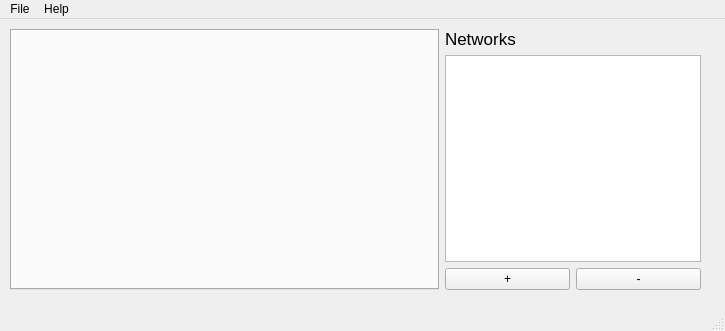
This is src/gui/QT/mainwindow.ui in mit-spbau-ru/Syrop as Qt 5 draws it before an edit. The edited form follows.
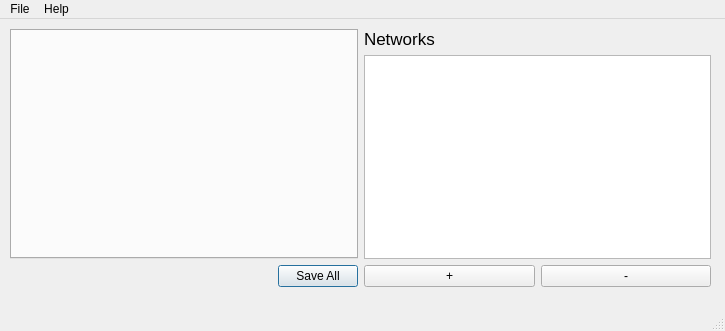
This is the edited form.

Commit message: start bind settings

```diff
--- a/src/gui/QT/mainwindow.ui
+++ b/src/gui/QT/mainwindow.ui
@@ -25,19 +25,18 @@
      <rect>
       <x>10</x>
       <y>10</y>
-      <width>691</width>
-      <height>261</height>
+      <width>701</width>
+      <height>258</height>
      </rect>
     </property>
     <layout class="QHBoxLayout" name="horizontalLayoutHolder">
      <item>
+      <layout class="QVBoxLayout" name="verticalLayoutSettings">
+       <property name="sizeConstraint">
+        <enum>QLayout::SetMaximumSize</enum>
+       </property>
+       <item>
       <widget class="QTabWidget" name="tabWidget">
-       <property name="sizePolicy">
-        <sizepolicy hsizetype="Minimum" vsizetype="Expanding">
-         <horstretch>1</horstretch>
-         <verstretch>0</verstretch>
-        </sizepolicy>
-       </property>
        <property name="sizeIncrement">
         <size>
          <width>10</width>
@@ -62,9 +61,18 @@
       </widget>
      </item>
      <item>
-      <layout class="QVBoxLayout" name="verticalLayout">
+        <widget class="QDialogButtonBox" name="buttonBoxSettings">
+         <property name="standardButtons">
+          <set>QDialogButtonBox::SaveAll</set>
+         </property>
+        </widget>
+       </item>
+      </layout>
+     </item>
+     <item>
+      <layout class="QVBoxLayout" name="verticalLayoutList">
        <property name="sizeConstraint">
-        <enum>QLayout::SetDefaultConstraint</enum>
+        <enum>QLayout::SetMinimumSize</enum>
        </property>
        <item>
         <widget class="QLabel" name="label">
@@ -83,12 +91,6 @@
          <property name="enabled">
           <bool>true</bool>
          </property>
-         <property name="sizePolicy">
-          <sizepolicy hsizetype="Expanding" vsizetype="Expanding">
-           <horstretch>0</horstretch>
-           <verstretch>0</verstretch>
-          </sizepolicy>
-         </property>
         </widget>
        </item>
        <item>
```
Lines whose indentation alone changed are shown as unchanged. The commit also changes 4 other files.
